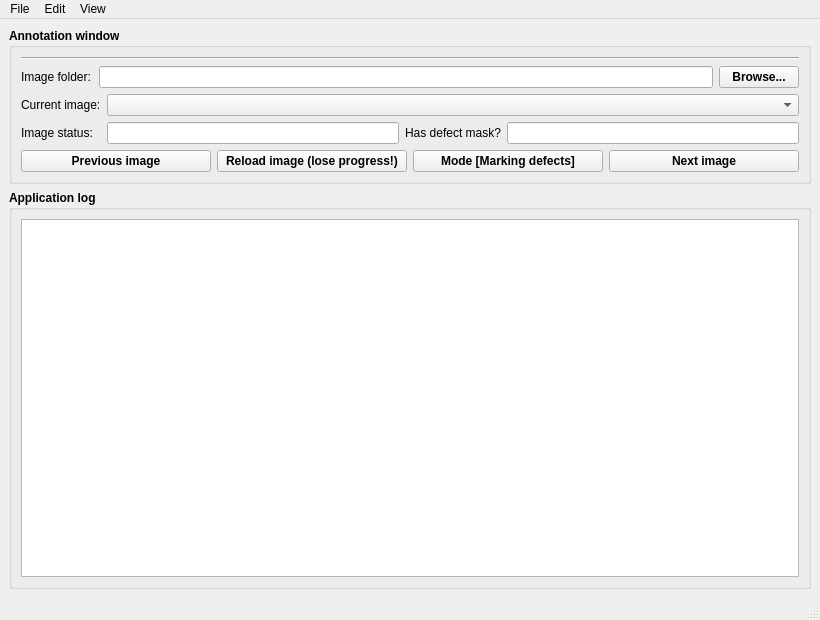
Above: ui/datmant.ui from is-centre/datm-annotation-tool before the change. Below: the same form after it.
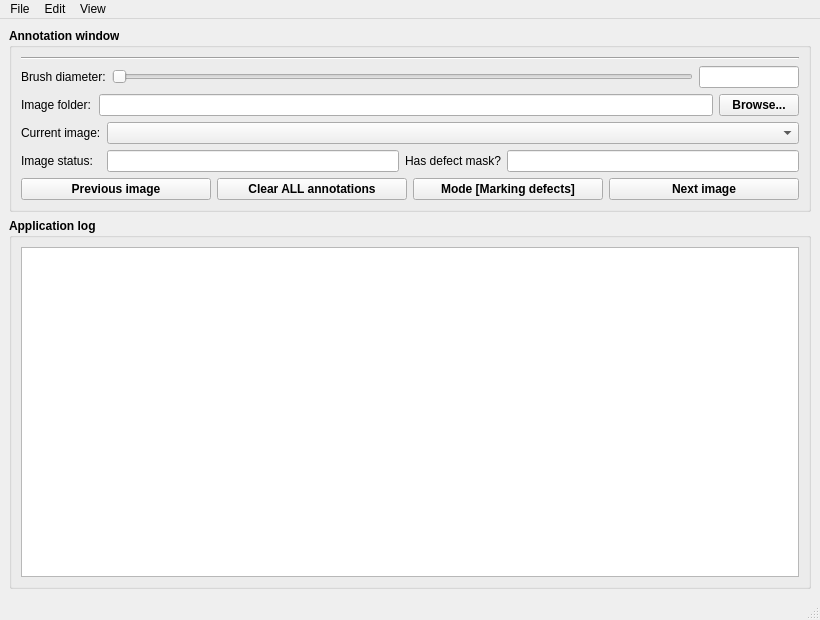
That is the form after the change.

Commit message: [MWE][alpha] Minimal working example: there's a zoom bug (again), also need to implement png export via prev/next buttons for usable MWE

What changed in the file:
```diff
--- a/ui/datmant.ui
+++ b/ui/datmant.ui
@@ -50,6 +50,49 @@
          </property>
         </widget>
        </item>
+       <item>
+        <layout class="QHBoxLayout" name="horizontalLayout_2">
+         <item>
+          <widget class="QLabel" name="label_2">
+           <property name="font">
+            <font>
+             <weight>50</weight>
+             <bold>false</bold>
+            </font>
+           </property>
+           <property name="text">
+            <string>Brush diameter:</string>
+           </property>
+          </widget>
+         </item>
+         <item>
+          <widget class="QSlider" name="sldBrushDiameter">
+           <property name="orientation">
+            <enum>Qt::Horizontal</enum>
+           </property>
+          </widget>
+         </item>
+         <item>
+          <widget class="QLineEdit" name="txtBrushDiameter">
+           <property name="maximumSize">
+            <size>
+             <width>100</width>
+             <height>16777215</height>
+            </size>
+           </property>
+           <property name="font">
+            <font>
+             <weight>50</weight>
+             <bold>false</bold>
+            </font>
+           </property>
+           <property name="readOnly">
+            <bool>true</bool>
+           </property>
+          </widget>
+         </item>
+        </layout>
+       </item>
        <item>
         <layout class="QHBoxLayout" name="horizontalLayout">
          <item>
@@ -79,6 +122,12 @@
          </item>
          <item>
           <widget class="QLineEdit" name="txtImageDir">
+           <property name="font">
+            <font>
+             <weight>50</weight>
+             <bold>false</bold>
+            </font>
+           </property>
            <property name="readOnly">
             <bool>true</bool>
            </property>
@@ -98,7 +147,14 @@
          <item>
           <layout class="QGridLayout" name="gridLayout">
            <item row="2" column="2" colspan="3">
-            <widget class="QComboBox" name="lstImages"/>
+            <widget class="QComboBox" name="lstImages">
+             <property name="font">
+              <font>
+               <weight>50</weight>
+               <bold>false</bold>
+              </font>
+             </property>
+            </widget>
            </item>
            <item row="3" column="3">
             <widget class="QLabel" name="label">
@@ -156,7 +212,17 @@
             </widget>
            </item>
            <item row="3" column="4">
-            <widget class="QLineEdit" name="txtImageHasDefectMask"/>
+            <widget class="QLineEdit" name="txtImageHasDefectMask">
+             <property name="font">
+              <font>
+               <weight>50</weight>
+               <bold>false</bold>
+              </font>
+             </property>
+             <property name="readOnly">
+              <bool>true</bool>
+             </property>
+            </widget>
            </item>
           </layout>
          </item>
@@ -174,7 +240,7 @@
          <item>
           <widget class="QPushButton" name="btnReload">
            <property name="text">
-            <string>Reload image (lose progress!)</string>
+            <string>Clear ALL annotations</string>
            </property>
           </widget>
          </item>
```
Left out of the diff: 2 changed lines with no effect on the pictures. The commit also changes 2 other files.
